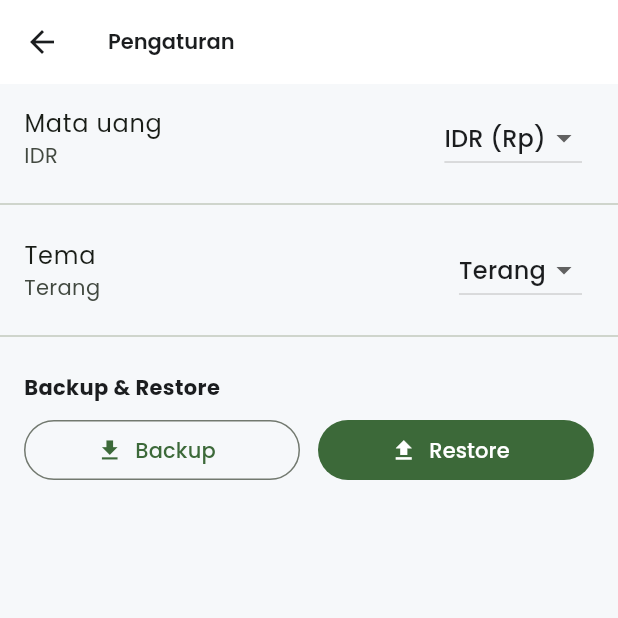
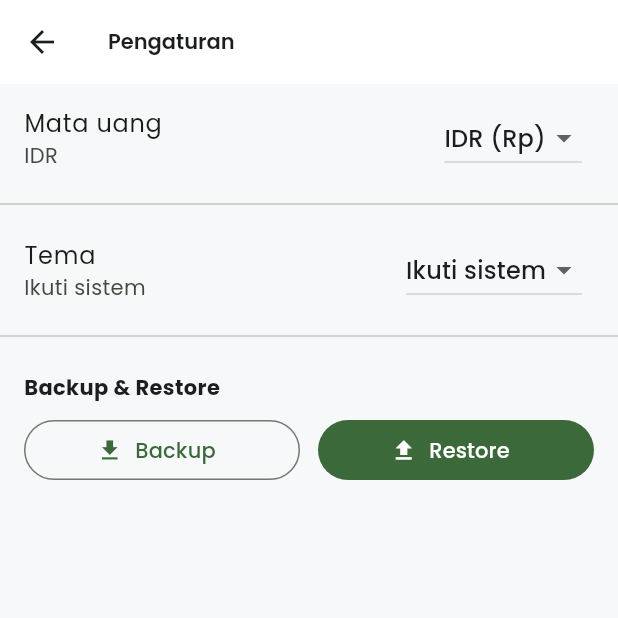
Before and after one commit to RazakaAlbio/FinanSiswa, a Flutter app: the screen it shows after launch, after a tap on the "settings" icon, on a phone screen of 412 x 824 dp, the top half of it. Run offline on Flutter 3.47's test engine with Material 3 defaults, Android fonts, the phone set to English and light mode, and no system bars; our stand-ins replace fl_chart, flutter_local_notifications, google_fonts, shared_preferences, sqflite, timezone; accounts and stored records are empty.

```diff
--- a/lib/main.dart
+++ b/lib/main.dart
@@ -49,10 +49,17 @@ class _MyAppState extends State<MyApp> {
     return MultiProvider(
       providers: [
         Provider<FinanceRepository>.value(value: repo),
-        Provider<PreferencesService>.value(value: prefs),
+        ChangeNotifierProvider<PreferencesService>.value(value: prefs),
         Provider<NotificationService>.value(value: notif),
       ],
-      child: MaterialApp(
+      child: Consumer<PreferencesService>(
+        builder: (context, p, _) {
+          final themeMode = switch (p.theme) {
+            'dark' => ThemeMode.dark,
+            'light' => ThemeMode.light,
+            _ => ThemeMode.system,
+          };
+          return MaterialApp(
             title: 'FinanSiswa',
             locale: const Locale('id', 'ID'),
             supportedLocales: const [Locale('id', 'ID'), Locale('en', 'US')],
@@ -61,8 +68,12 @@ class _MyAppState extends State<MyApp> {
               GlobalWidgetsLocalizations.delegate,
               GlobalCupertinoLocalizations.delegate,
             ],
-        theme: buildAppTheme(dark: prefs.theme == 'dark'),
+            theme: buildAppTheme(dark: false),
+            darkTheme: buildAppTheme(dark: true),
+            themeMode: themeMode,
             home: _ready ? const HomeShell() : const _LoadingScreen(),
+          );
+        },
       ),
     );
   }
--- a/lib/pages/settings_page.dart
+++ b/lib/pages/settings_page.dart
@@ -15,7 +15,7 @@ class SettingsPage extends StatefulWidget {
 class _SettingsPageState extends State<SettingsPage> {
   late PreferencesService prefs;
   String _currency = 'IDR';
-  String _theme = 'light';
+  String _theme = 'system';
 
   @override
   void initState() {
@@ -68,10 +68,17 @@ class _SettingsPageState extends State<SettingsPage> {
           const Divider(),
           ListTile(
             title: const Text('Tema'),
-            subtitle: Text(_theme == 'light' ? 'Terang' : 'Gelap'),
+            subtitle: Text(
+              switch (_theme) {
+                'light' => 'Terang',
+                'dark' => 'Gelap',
+                _ => 'Ikuti sistem',
+              },
+            ),
             trailing: DropdownButton<String>(
               value: _theme,
               items: const [
+                DropdownMenuItem(value: 'system', child: Text('Ikuti sistem')),
                 DropdownMenuItem(value: 'light', child: Text('Terang')),
                 DropdownMenuItem(value: 'dark', child: Text('Gelap')),
               ],
--- a/lib/services/preferences_service.dart
+++ b/lib/services/preferences_service.dart
@@ -1,7 +1,8 @@
+import 'package:flutter/foundation.dart';
 import 'package:shared_preferences/shared_preferences.dart';
 
 /// Layanan untuk menyimpan preferensi pengguna
-class PreferencesService {
+class PreferencesService extends ChangeNotifier {
   static const _keyCurrency = 'pref_currency';
   static const _keyLocale = 'pref_locale';
   static const _keyTheme = 'pref_theme'; // 'light' | 'dark'
@@ -23,8 +24,12 @@ class PreferencesService {
   Future<void> setLocale(String value) => _prefs.setString(_keyLocale, value);
 
   // Tema
-  String get theme => _prefs.getString(_keyTheme) ?? 'light';
-  Future<void> setTheme(String value) => _prefs.setString(_keyTheme, value);
+  // 'light' | 'dark' | 'system'
+  String get theme => _prefs.getString(_keyTheme) ?? 'system';
+  Future<void> setTheme(String value) async {
+    await _prefs.setString(_keyTheme, value);
+    notifyListeners();
+  }
 
   // First launch
   bool get isFirstLaunch => _prefs.getBool(_keyFirstLaunch) ?? true;
--- a/lib/theme/app_theme.dart
+++ b/lib/theme/app_theme.dart
@@ -21,15 +21,15 @@ ThemeData buildAppTheme({bool dark = false}) {
   );
   return base.copyWith(
     colorScheme: colorScheme,
-    scaffoldBackgroundColor: AppColors.bg,
+    scaffoldBackgroundColor: dark ? colorScheme.background : AppColors.bg,
     textTheme: textTheme,
     appBarTheme: AppBarTheme(
-      backgroundColor: AppColors.surface,
-      foregroundColor: AppColors.textPrimary,
+      backgroundColor: dark ? colorScheme.surface : AppColors.surface,
+      foregroundColor: dark ? colorScheme.onSurface : AppColors.textPrimary,
       elevation: 0,
       titleTextStyle: textTheme.titleMedium?.copyWith(fontWeight: FontWeight.w600),
     ),
-    cardTheme: const CardThemeData(color: AppColors.surface, elevation: 0, margin: EdgeInsets.zero),
+    cardTheme: CardThemeData(color: dark ? colorScheme.surface : AppColors.surface, elevation: 0, margin: EdgeInsets.zero),
     dividerColor: AppColors.textSecondary.withOpacity(0.12),
   );
 }
```
Also changed, not shown: lib/services/notification_service.dart (+42 -4 lines), 2 other files. Lines whose indentation alone changed are shown as unchanged.
